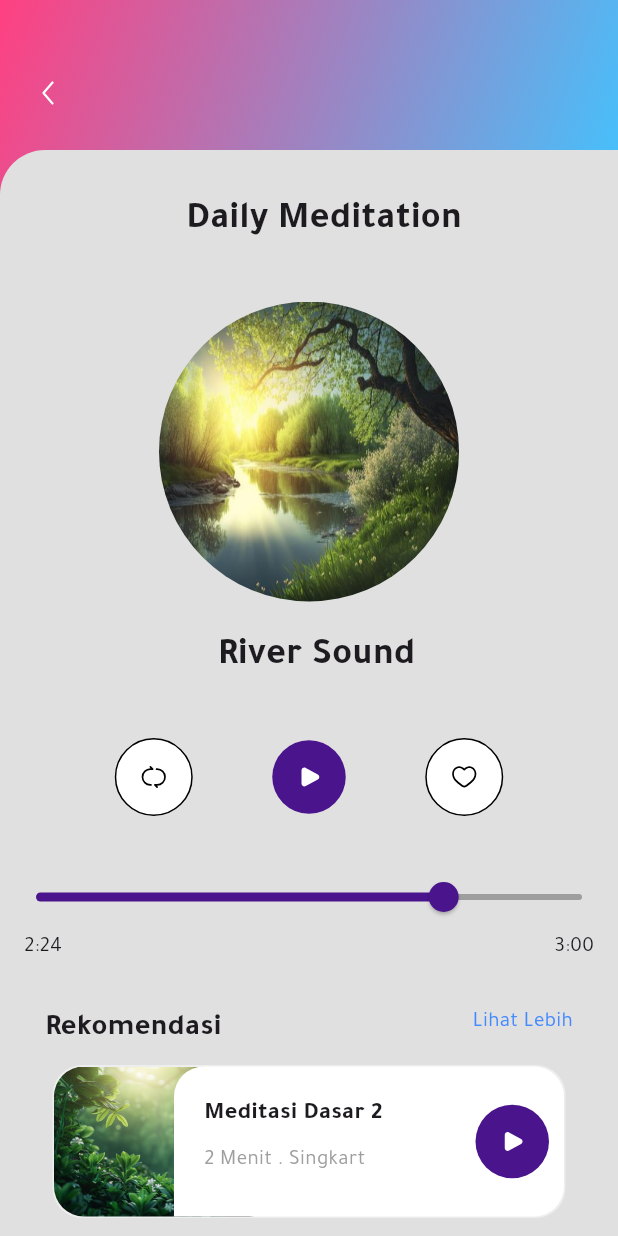
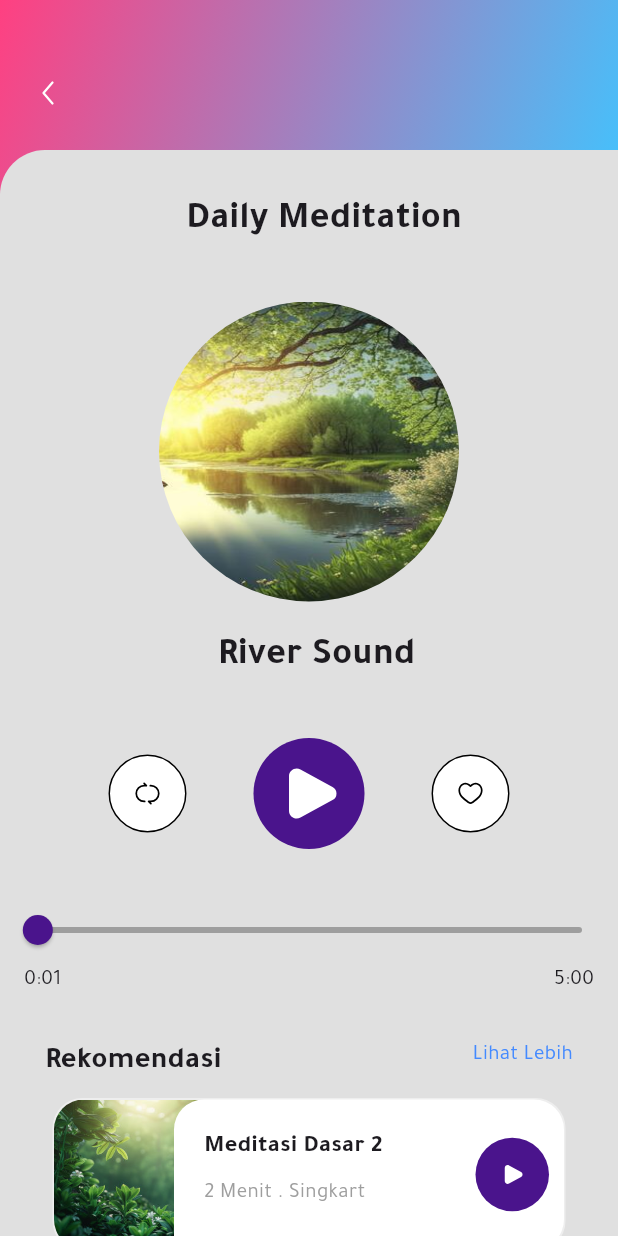
Before and after one commit to sajjadleith/dummy-project, a Flutter app: the MusicScreen screen opened directly, on a phone screen of 412 x 824 dp. Run offline on Flutter 3.47's test engine with Material 3 defaults, Android fonts, the light colour scheme and no system bars; our stand-ins replace flutter_svg.

Commit message:
making the slider and make it play and replay

```diff
--- a/lib/screens/music_screen.dart
+++ b/lib/screens/music_screen.dart
@@ -1,3 +1,5 @@
+import 'dart:async';
+
 import 'package:flutter/material.dart';
 import '../core/app-constain.dart';
 import '../core/widgets/custom-card.dart';
@@ -11,6 +13,60 @@ class MusicScreen extends StatefulWidget {
 }
 
 class _MusicScreenState extends State<MusicScreen> {
+  double currentValue = 0.0;
+  final double maxValue = 300;
+
+  String formatTime(int second) {
+    final minutes = (second ~/ 60).toString();
+    final secs = (second % 60).toString().padLeft(2, '0');
+    return "$minutes:$secs";
+  }
+  Timer? _timer;
+
+  @override
+
+  @override
+  void initState() {
+    // TODO: implement initState
+    super.initState();
+    _timer = Timer.periodic(const Duration(seconds: 1), (timer) {
+      if (currentValue < maxValue) {
+        setState(() {
+          currentValue += 1;
+        });
+      } else {
+        timer.cancel();
+      }
+    });
+  }
+
+  void startTimer() {
+    _timer?.cancel(); // نوقف أي تايمر موجود
+    _timer = Timer.periodic(const Duration(seconds: 1), (timer) {
+      if (currentValue < maxValue) {
+        setState(() {
+          currentValue += 1;
+        });
+      } else {
+        timer.cancel();
+      }
+    });
+  }
+
+  void resetTimer() {
+    _timer?.cancel();
+    setState(() {
+      currentValue = 0;
+    });
+  }
+
+
+
+  @override
+  void dispose() {
+    _timer?.cancel();
+    super.dispose();
+  }
   @override
   Widget build(BuildContext context) {
     return Scaffold(
@@ -51,15 +107,18 @@ class _MusicScreenState extends State<MusicScreen> {
                 width: MediaQuery.of(context).size.width,
                 child: Container(
                   width: MediaQuery.of(context).size.width,
+                  height: MediaQuery.sizeOf(context).height,
                   decoration: BoxDecoration(
                     color: Colors.grey[300],
                     borderRadius: BorderRadius.only(
                       topLeft: Radius.circular(30),
                     ),
                   ),
-                  child: Column(
-                    children: [
-                      Container(
+                  child: CustomScrollView(
+                    slivers: [
+                      SliverToBoxAdapter(
+                        child: Center(
+                          child: Container(
                             padding: EdgeInsets.only(left: 20, top: 30, bottom: 5),
                             child: Text(
                               "Daily Meditation",
@@ -69,9 +128,12 @@ class _MusicScreenState extends State<MusicScreen> {
                               ),
                             ),
                           ),
-                      SizedBox(height: 30),
+                        ),
+                      ),
+                      SliverToBoxAdapter(child: SizedBox(height: 30)),
 
-                      Container(
+                      SliverToBoxAdapter(
+                        child: Container(
                           width: 200,
                           height: 200,
                           decoration: BoxDecoration(
@@ -82,8 +144,11 @@ class _MusicScreenState extends State<MusicScreen> {
                             ),
                           ),
                         ),
+                      ),
 
-                      Container(
+                      SliverToBoxAdapter(
+                        child: Center(
+                          child: Container(
                             padding: EdgeInsets.only(left: 10, top: 20, bottom: 5),
                             child: Text(
                               "River Sound",
@@ -93,9 +158,12 @@ class _MusicScreenState extends State<MusicScreen> {
                               ),
                             ),
                           ),
+                        ),
+                      ),
 
-                      SizedBox(height: 30),
-                      Row(
+                      SliverToBoxAdapter(child: SizedBox(height: 30)),
+                      SliverToBoxAdapter(
+                        child: Row(
                           mainAxisAlignment: MainAxisAlignment.spaceAround,
                           children: [
                             Container(
@@ -106,7 +174,9 @@ class _MusicScreenState extends State<MusicScreen> {
                                 ),
                                 color: Colors.white,
                                 child: InkWell(
-                                onTap: () {},
+                                  onTap: () {
+                                    resetTimer();
+                                  },
                                   customBorder: CircleBorder(),
                                   child: Padding(
                                     padding: EdgeInsets.all(17),
@@ -126,13 +196,15 @@ class _MusicScreenState extends State<MusicScreen> {
                               shape: CircleBorder(),
                               color: Colors.purple[900],
                               child: InkWell(
-                              onTap: () {},
+                                onTap: () {
+                                  startTimer();
+                                },
                                 customBorder: CircleBorder(),
                                 child: Padding(
                                   padding: EdgeInsets.all(17),
                                   child: SvgPicture.asset(
                                     AppConstain.play,
-                                  height: 15,
+                                    height: 40,
                                     colorFilter: const ColorFilter.mode(
                                       Colors.white,
                                       BlendMode.srcIn,
@@ -167,31 +239,37 @@ class _MusicScreenState extends State<MusicScreen> {
                             ),
                           ],
                         ),
-                      SizedBox(height: 30),
-                      Column(
+                      ),
+                      SliverToBoxAdapter(child: SizedBox(height: 30)),
+                      SliverToBoxAdapter(
+                        child: Column(
                           children: [
                             Slider(
-                            value: 2.24,
+                              value: currentValue,
                               min: 0,
-                            max: 3.00,
+                              max: maxValue,
                               activeColor: Colors.purple[900],
                               inactiveColor: Colors.grey,
-                            onChanged: (value) {},
+                              onChanged: (value) {
+                                currentValue = value;
+                              },
                             ),
                             Padding(
                               padding: const EdgeInsets.symmetric(horizontal: 16.0),
                               child: Row(
                                 mainAxisAlignment: MainAxisAlignment.spaceBetween,
-                              children: const [
-                                Text("2:24"),
-                                Text("3:00"),
+                                children: [
+                                  Text(formatTime(currentValue.toInt())),
+                                  Text(formatTime(300)),
                                 ],
                               ),
                             ),
                           ],
                         ),
+                      ),
 
-                      Padding(
+                      SliverToBoxAdapter(
+                        child: Padding(
                           padding: const EdgeInsets.only(
                             left: 30,
                             right: 30,
@@ -215,12 +293,23 @@ class _MusicScreenState extends State<MusicScreen> {
                             ],
                           ),
                         ),
+                      ),
 
-                      CustomCart(
+                      SliverToBoxAdapter(
+                        child: CustomCart(
                           title: 'Meditasi Dasar 2',
                           desc: '2 Menit . Singkart',
                           img: '${AppConstain.imgs[0]}',
                           onTap: () {},
+                        ),
+                      ),
+                      SliverToBoxAdapter(
+                        child: CustomCart(
+                          title: 'Meditasi Dasar 2',
+                          desc: '2 Menit . Singkart',
+                          img: '${AppConstain.imgs[0]}',
+                          onTap: () {},
+                        ),
                       ),
                     ],
                   ),
```
Lines whose indentation alone changed are shown as unchanged.
